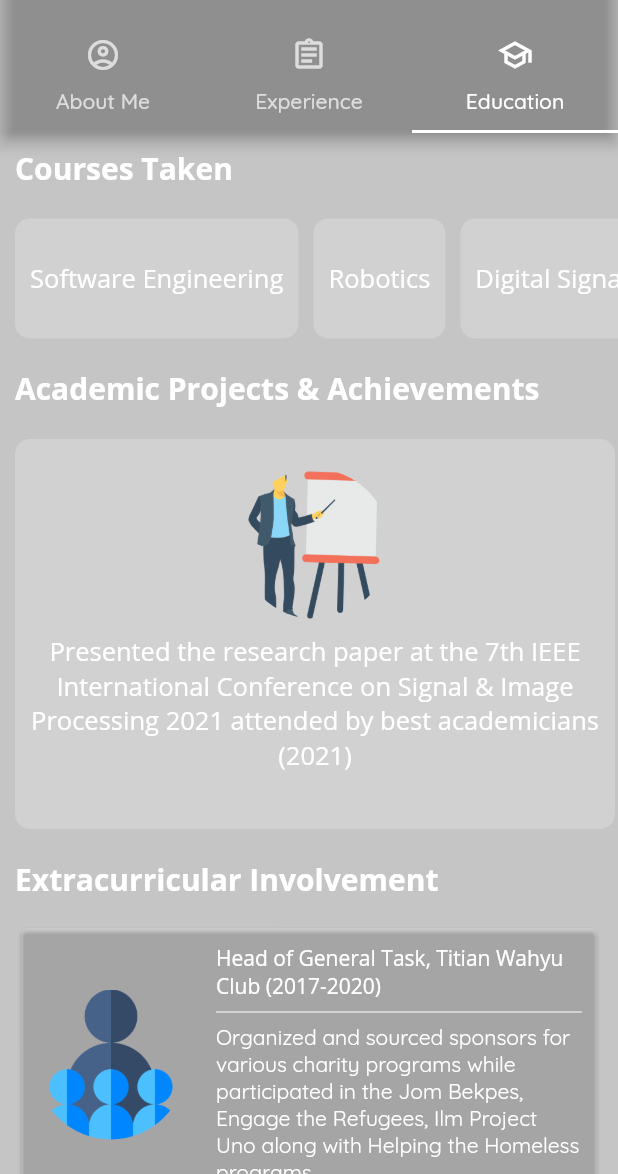
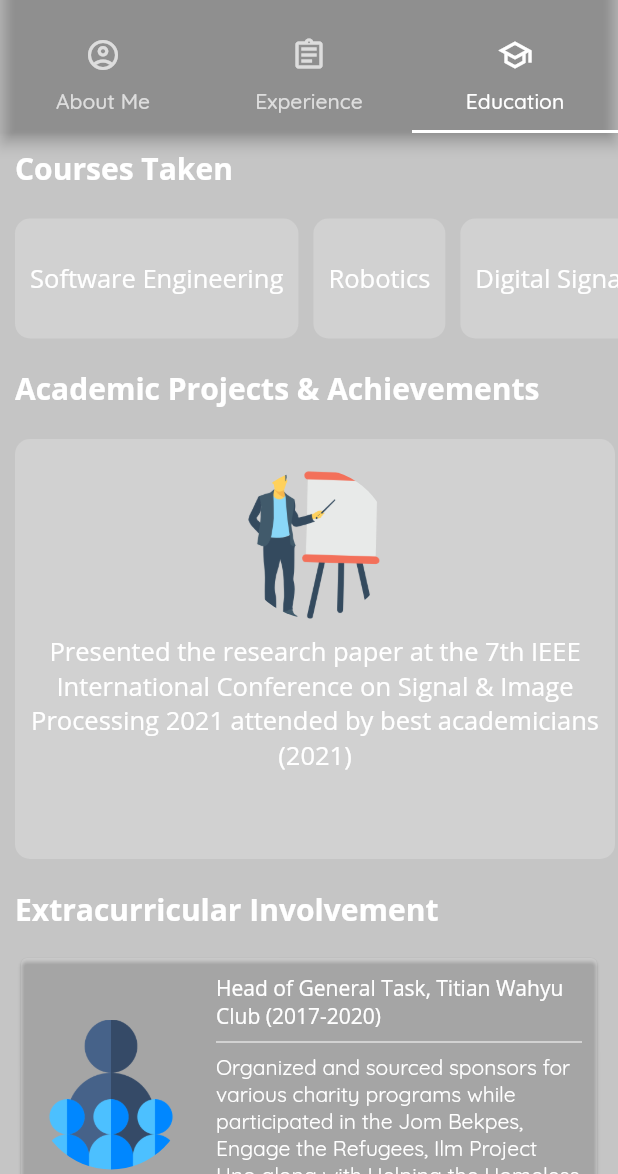
Before and after one commit to afiqaimanafr/resume-mobile-app, a Flutter app: the screen it shows after launch, tab 3 chosen, on a phone screen of 412 x 824 dp, the part 62-1236 px from its top. Run offline on Flutter 3.47's test engine with Material 2 defaults, Android fonts, the phone set to English and light mode, and no system bars.

Commit message:
latest ui

```diff
--- a/lib/screens/education/education_screen.dart
+++ b/lib/screens/education/education_screen.dart
@@ -169,7 +169,7 @@ class _EducationScreenState extends State<EducationScreen> {
             ),
             buildTitle('Academic Projects & Achievements'),
             SizedBox(
-              height: 280,
+              height: 300,
               child: ListView.separated(
                 padding: const EdgeInsets.all(10),
                 separatorBuilder: (context, _) => const SizedBox(
```
